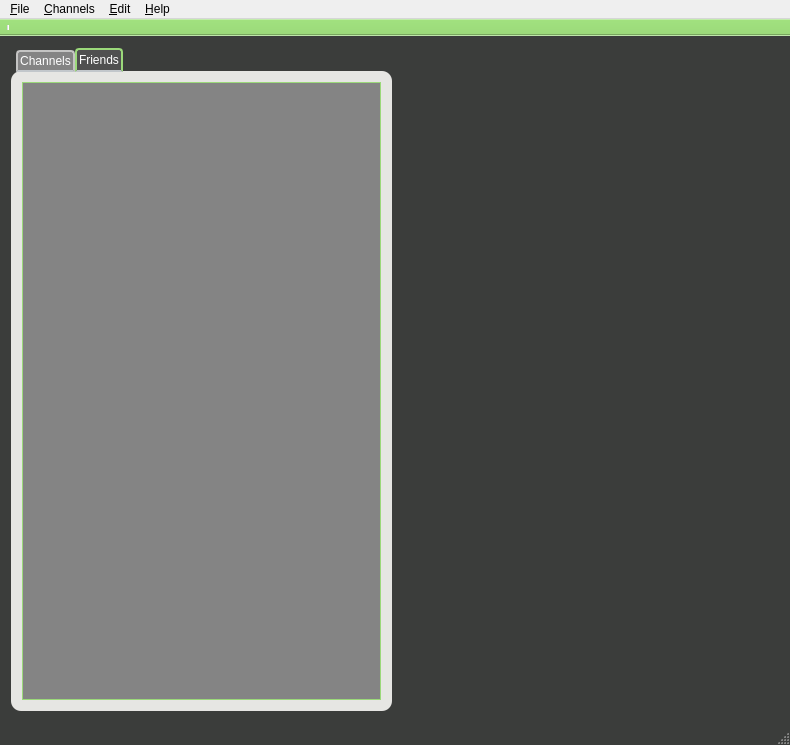
Old version of the form client/gui/livejamming/app/mainwindow.ui in the repository sush/Live-Jamming.
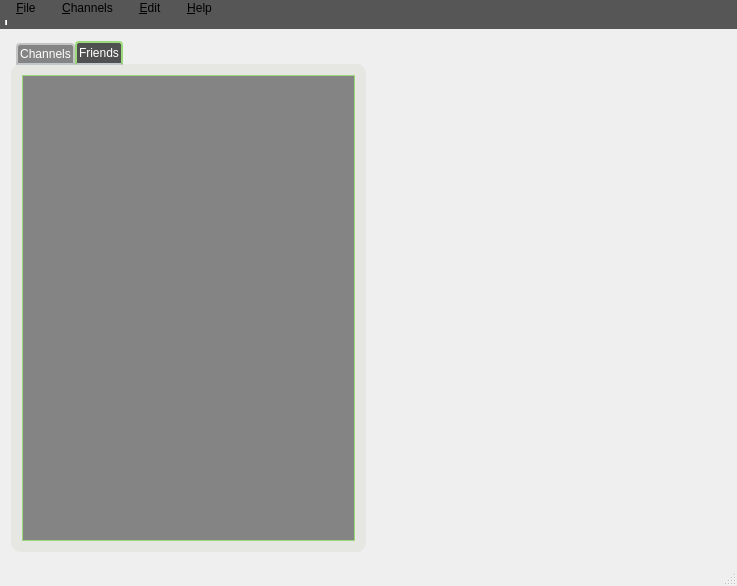
New version of the form. The open tabs and pages were chosen to show the change. Icons and pictures are not drawn. Custom widgets are drawn as their Qt base class.

Diff of the .ui file:
```diff
--- a/client/gui/livejamming/app/mainwindow.ui
+++ b/client/gui/livejamming/app/mainwindow.ui
@@ -6,8 +6,8 @@
    <rect>
     <x>0</x>
     <y>0</y>
-    <width>790</width>
-    <height>745</height>
+    <width>737</width>
+    <height>586</height>
    </rect>
   </property>
   <property name="windowTitle">
@@ -19,16 +19,16 @@
   </property>
   <property name="styleSheet">
    <string notr="true">#MainWindow {
-	background: qlineargradient(spread:pad, x1:0, y1:0, x2:0, y2:1, stop:0.00934579 rgba(155, 217, 122, 255), stop:0.0116822 rgba(59, 61, 59, 255), stop:0.995455 rgba(59, 61, 59, 255));
-
+	background:url(:/images/background_main.png)
 }
 
 QToolBar {
-	background: rgb(155, 217, 122);
+	background-color:#575657;
+border:none;
 }
 
 QInputDialog {
-background: qlineargradient(spread:pad, x1:0, y1:0, x2:0, y2:1, stop:0.00934579 rgba(155, 217, 122, 255), stop:0.0116822 rgba(59, 61, 59, 255), stop:0.995455 rgba(59, 61, 59, 255));
+	background-color:#575657;
 }
 
 QInputDialog QLabel {
@@ -36,14 +36,12 @@
 }
 
 QInputDialog QPushButton {
-color: #333;
-border: 2px solid #555;
-border-radius: 11px;
-padding: 5px;
-background: qradialgradient(cx: 0.3, cy: -0.4,
-fx: 0.3, fy: -0.4,
-radius: 1.35, stop: 0 #fff, stop: 1 #888);
-min-width: 80px;
+	color: #333;
+	border: 2px solid #555;
+	border-radius: 11px;
+	padding: 5px;
+	background-color:#575657;
+	min-width: 80px;
 }
 QInputDialog QPushButton:hover {
 background: qradialgradient(cx: 0.3, cy: -0.4,
@@ -54,7 +52,18 @@
 background: qradialgradient(cx: 0.4, cy: -0.1,
 fx: 0.4, fy: -0.1,
 radius: 1.35, stop: 0 #fff, stop: 1 #ddd);
-}</string>
+}
+
+QMenuBar{
+background-color:#575657;
+}
+
+QMenuBar::item {
+     spacing: 3px; /* spacing between menu bar items */
+     padding: 1px 10px;
+	background-color:#575657;
+ }
+</string>
   </property>
   <widget class="QWidget" name="centralWidget">
    <layout class="QHBoxLayout" name="horizontalLayout">
@@ -234,8 +243,8 @@
     <rect>
      <x>0</x>
      <y>0</y>
-     <width>790</width>
-     <height>25</height>
+     <width>737</width>
+     <height>19</height>
     </rect>
    </property>
    <widget class="QMenu" name="menuFile">
```
Left out of the diff: 33 changed lines with no effect on the pictures.
